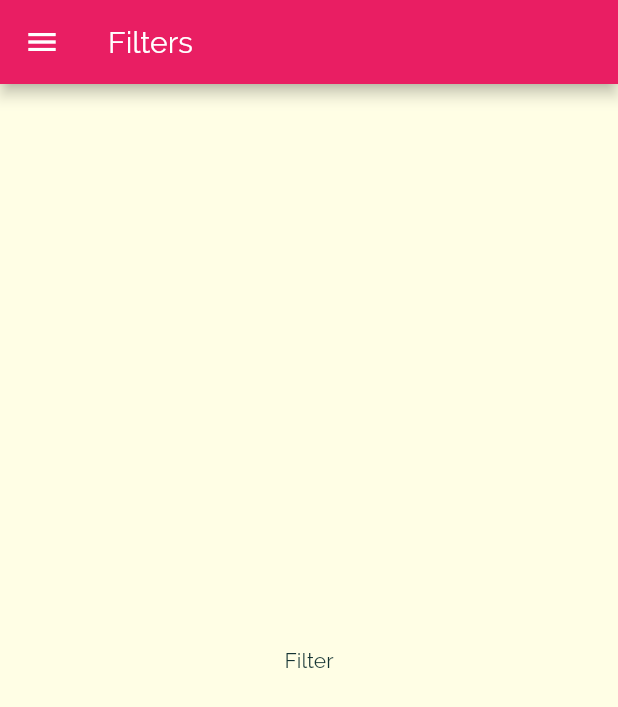
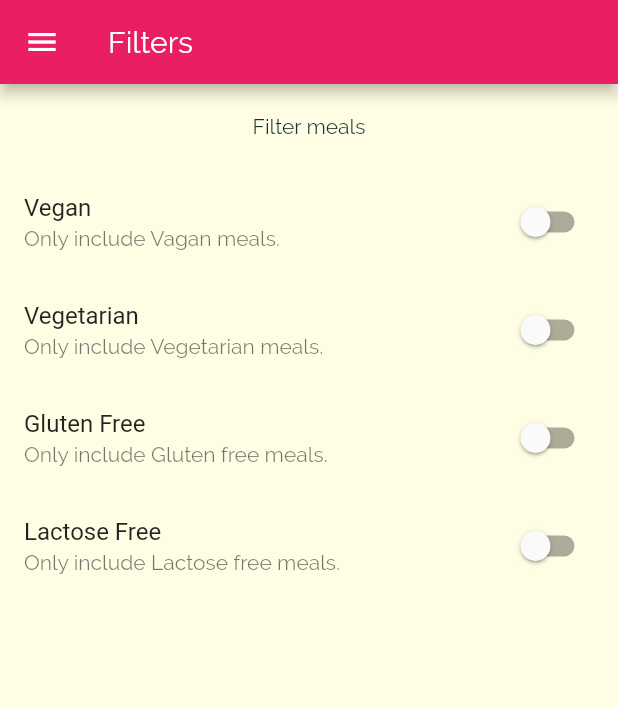
Before and after one commit to jinyongnan810/flutter-meals-app, a Flutter app: the FilterScreen screen opened by its route, on a phone screen of 412 x 824 dp. Shown: the top 707 px of the screen. Run offline on Flutter 3.47's test engine with Material 2 defaults, Android fonts, the phone set to English and light mode, and no system bars.

Commit message:
styling filtering page

```diff
--- a/lib/screens/filter.dart
+++ b/lib/screens/filter.dart
@@ -1,8 +1,27 @@
 import 'package:flutter/material.dart';
 import '../components/main_drawer.dart';
 
-class FilterScreen extends StatelessWidget {
+class FilterScreen extends StatefulWidget {
   static const routeName = '/filters';
+
+  @override
+  _FilterScreenState createState() => _FilterScreenState();
+}
+
+class _FilterScreenState extends State<FilterScreen> {
+  bool showGlutenFree = false;
+  bool showVegan = false;
+  bool showVegetarian = false;
+  bool showLactoseFree = false;
+  Widget buildSwitchItem(String title, String subtitle, bool value,
+      void Function(bool) onChanged) {
+    return SwitchListTile(
+        title: Text(title),
+        subtitle: Text(subtitle),
+        value: value,
+        onChanged: onChanged);
+  }
+
   @override
   Widget build(BuildContext context) {
     return Scaffold(
@@ -10,7 +29,45 @@ class FilterScreen extends StatelessWidget {
         title: Text('Filters'),
       ),
       drawer: MainDrawer(),
-      body: Center(child: Text('Filter')),
+      body: Column(
+        children: [
+          Container(
+            child: Text('Filter meals'),
+            padding: EdgeInsets.all(20),
+          ),
+          Expanded(
+              child: ListView(
+            children: [
+              buildSwitchItem('Vegan', 'Only include Vagan meals.', showVegan,
+                  (newValue) {
+                setState(() {
+                  showVegan = newValue;
+                });
+              }),
+              buildSwitchItem('Vegetarian', 'Only include Vegetarian meals.',
+                  showVegetarian, (newValue) {
+                setState(() {
+                  showVegetarian = newValue;
+                });
+              }),
+              buildSwitchItem('Gluten Free', 'Only include Gluten free meals.',
+                  showGlutenFree, (newValue) {
+                setState(() {
+                  showGlutenFree = newValue;
+                });
+              }),
+              buildSwitchItem(
+                  'Lactose Free',
+                  'Only include Lactose free meals.',
+                  showLactoseFree, (newValue) {
+                setState(() {
+                  showLactoseFree = newValue;
+                });
+              }),
+            ],
+          ))
+        ],
+      ),
     );
   }
 }
```
